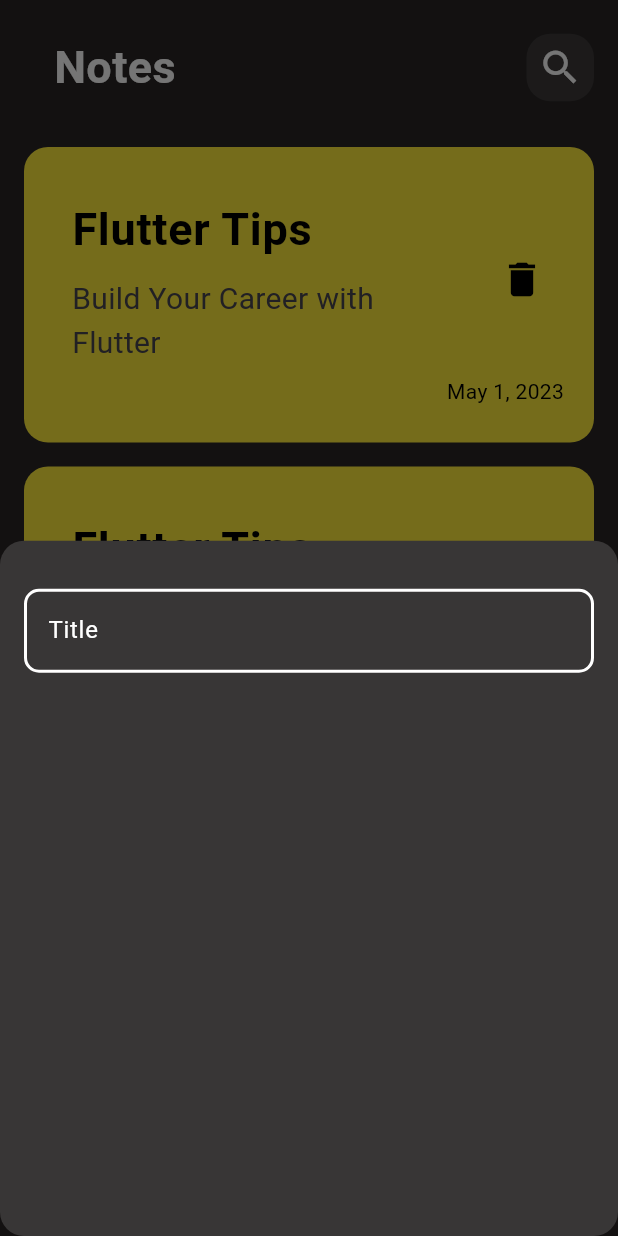
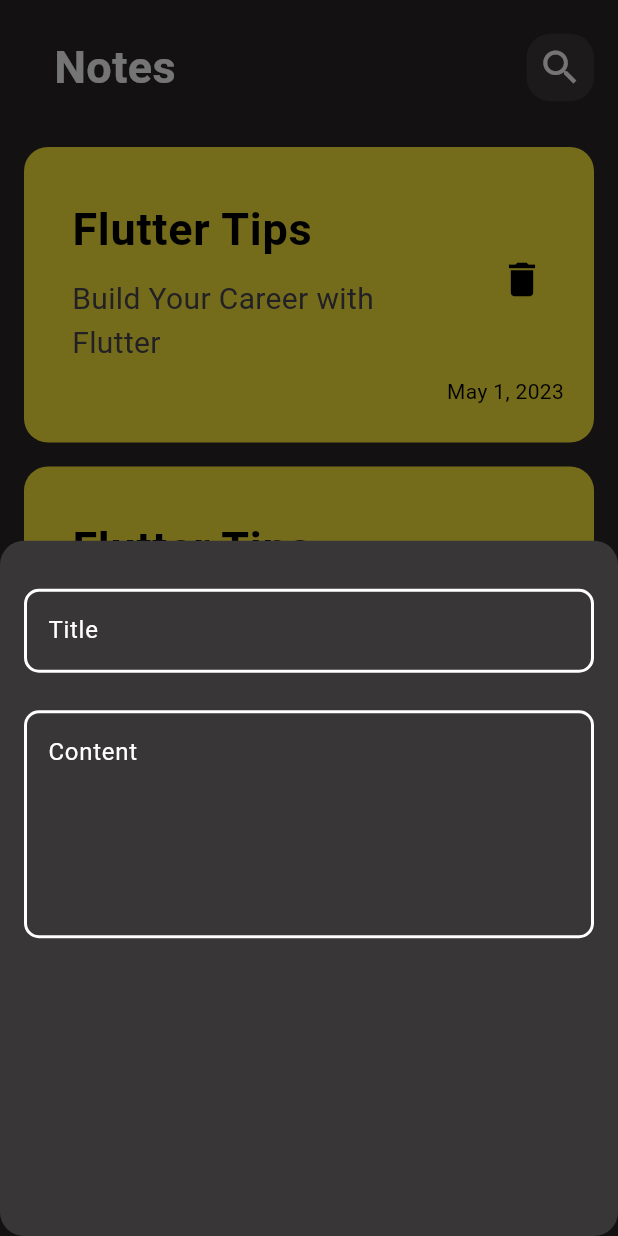
Before and after one commit to Mohandshraf/NotesApp2, a Flutter app: the screen it shows after launch, after a tap on the "add" icon, on a phone screen of 412 x 824 dp. Run offline on Flutter 3.47's test engine with Material 3 defaults, Android fonts, the phone set to English and light mode, and no system bars; our stand-ins replace device_preview.

Commit message:
Refactor CustomTextField to accept hint and maxLines parameters; update AddNoteBottomSheet to use new CustomTextField implementation

```diff
--- a/lib/views/widgets/add_note_buttom_sheet.dart
+++ b/lib/views/widgets/add_note_buttom_sheet.dart
@@ -8,7 +8,14 @@ class AddNoteButtomSheet extends StatelessWidget {
   Widget build(BuildContext context) {
     return Padding(
       padding: const EdgeInsets.only(top: 16, left: 16, right: 16, bottom: 32),
-      child: Column(children: [SizedBox(height: 16), CustomTextField()]),
+      child: Column(
+        children: [
+          SizedBox(height: 16),
+          CustomTextField(hint: "Title"),
+          SizedBox(height: 25),
+          CustomTextField(hint: "Content", maxLines: 5),
+        ],
+      ),
     );
   }
 }
--- a/lib/views/widgets/custom_text_field.dart
+++ b/lib/views/widgets/custom_text_field.dart
@@ -1,13 +1,15 @@
 import 'package:flutter/material.dart';
 
 class CustomTextField extends StatelessWidget {
-  const CustomTextField({super.key});
-
+  const CustomTextField({super.key, required this.hint, this.maxLines = 1});
+  final String? hint;
+  final int maxLines;
   @override
   Widget build(BuildContext context) {
     return TextField(
+      maxLines: maxLines,
       decoration: InputDecoration(
-        hintText: "Title",
+        hintText: hint,
         hintStyle: TextStyle(color: Colors.white),
         focusedBorder: OutlineInputBorder(
           borderRadius: BorderRadius.circular(10),
```
